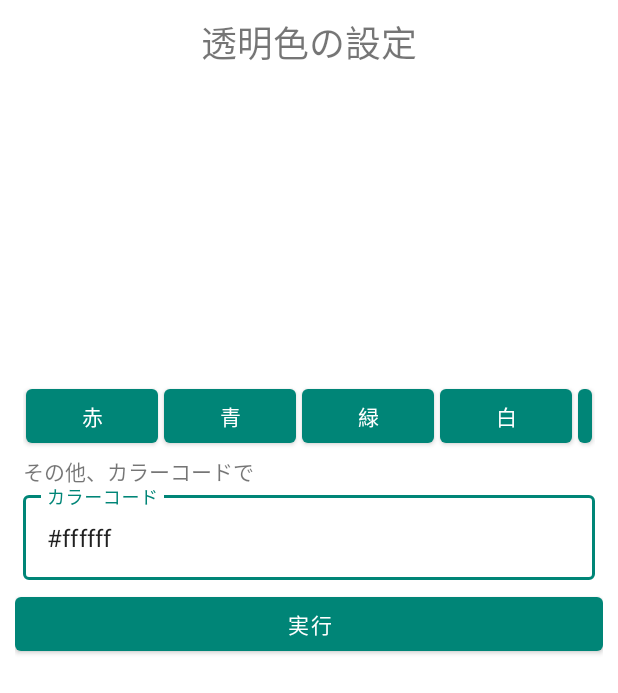
After one commit to takusan23/KanemochiCamera, an Android app: the layout bottom_fragment_select_image_result.xml on its own in the app's theme, with its tools: preview values and no code run, on a phone screen of 412 x 824 dp. The commit adds this screen. Shown: the top 693 px of the screen. Run offline under Robolectric (Android 15) with nearby library versions, the phone set to English and light mode, and no system bars.

Commit message:
画像選択時に透過色の設定が可能に。 プレビューの画像を押すことで透過色を選べるように。 アウトカメラ、フロントカメラを切り替えられるように。

```diff
--- /dev/null
+++ b/app/src/main/res/layout/bottom_fragment_select_image_result.xml
@@ -0,0 +1,97 @@
+<?xml version="1.0" encoding="utf-8"?>
+<LinearLayout xmlns:android="http://schemas.android.com/apk/res/android"
+    xmlns:app="http://schemas.android.com/apk/res-auto"
+    android:layout_width="match_parent"
+    android:layout_height="match_parent"
+    android:orientation="vertical"
+    android:padding="10sp">
+
+    <TextView
+        android:id="@+id/textView3"
+        android:layout_width="match_parent"
+        android:layout_height="wrap_content"
+        android:gravity="center"
+        android:text="透明色の設定"
+        android:textSize="24sp" />
+
+    <ImageView
+        android:id="@+id/bottom_select_image_image_view"
+        android:layout_width="200sp"
+        android:layout_height="200sp"
+        android:layout_gravity="center" />
+
+    <LinearLayout
+        android:layout_width="match_parent"
+        android:layout_height="wrap_content"
+        android:layout_margin="5sp"
+        android:orientation="vertical">
+
+        <LinearLayout
+            android:layout_width="match_parent"
+            android:layout_height="wrap_content"
+            android:gravity="center"
+            android:orientation="horizontal">
+
+            <Button
+                android:id="@+id/bottom_select_image_color_red_button"
+                android:layout_width="wrap_content"
+                android:layout_height="wrap_content"
+                android:layout_margin="2sp"
+                android:text="赤" />
+
+            <Button
+                android:id="@+id/bottom_select_image_color_blue_button"
+                android:layout_width="wrap_content"
+                android:layout_height="wrap_content"
+                android:layout_margin="2sp"
+                android:text="青" />
+
+            <Button
+                android:id="@+id/bottom_select_image_color_green_button"
+                android:layout_width="wrap_content"
+                android:layout_height="wrap_content"
+                android:layout_margin="2sp"
+                android:text="緑" />
+
+            <Button
+                android:id="@+id/bottom_select_image_color_white_button"
+                android:layout_width="wrap_content"
+                android:layout_height="wrap_content"
+                android:layout_margin="2sp"
+                android:text="白" />
+
+            <Button
+                android:id="@+id/bottom_select_image_color_black_button"
+                android:layout_width="wrap_content"
+                android:layout_height="wrap_content"
+                android:layout_margin="2sp"
+                android:text="黒" />
+        </LinearLayout>
+
+        <TextView
+            android:id="@+id/textView4"
+            android:layout_width="match_parent"
+            android:layout_height="wrap_content"
+            android:text="その他、カラーコードで" />
+
+        <com.google.android.material.textfield.TextInputLayout
+            style="@style/Widget.MaterialComponents.TextInputLayout.OutlinedBox"
+            android:layout_width="match_parent"
+            android:layout_height="wrap_content">
+
+            <com.google.android.material.textfield.TextInputEditText
+                android:id="@+id/bottom_select_image_color_textinput"
+                android:layout_width="match_parent"
+                android:text="#ffffff"
+                android:layout_height="wrap_content"
+                android:hint="カラーコード" />
+        </com.google.android.material.textfield.TextInputLayout>
+    </LinearLayout>
+
+    <Button
+        android:id="@+id/bottom_select_image_ok_button"
+        android:layout_width="match_parent"
+        android:layout_height="wrap_content"
+        android:text="実行" />
+
+</LinearLayout>
```
Also changed, not shown: app/src/main/java/io/github/takusan23/kanemochicamera/LayerBottomSheetFragment.kt (+37 -4 lines), app/src/main/java/io/github/takusan23/kanemochicamera/LayerRecyclerViewAdapter.kt (+3 -6 lines), app/src/main/java/io/github/takusan23/kanemochicamera/MainActivity.kt (+23 -43 lines), app/src/main/java/io/github/takusan23/kanemochicamera/SelectImageResultBottomSheetFragment.kt (added, +170 -0 lines), app/src/main/res/drawable/ic_camera_alt_24px.xml (added, +9 -0 lines), app/src/main/res/drawable/ic_flip_camera_android_24px.xml (added, +15 -0 lines), app/src/main/res/drawable/ic_layers_24px.xml (added, +9 -0 lines), app/src/main/res/drawable/ic_zoom_out_map_24px.xml (added, +9 -0 lines), app/src/main/res/layout/activity_main.xml (+13 -21 lines), app/src/main/res/layout/bottom_fragment_layer.xml (+12 -2 lines).
